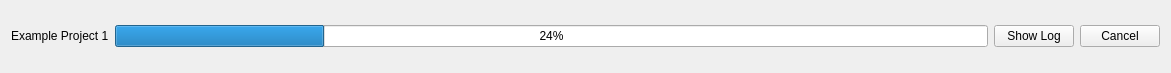
Above: pasta_eln/GUI/dataverse_ui/dataverse_upload_widget_base.ui from PASTA-ELN/pasta-eln before the change. Below: the same form after it.
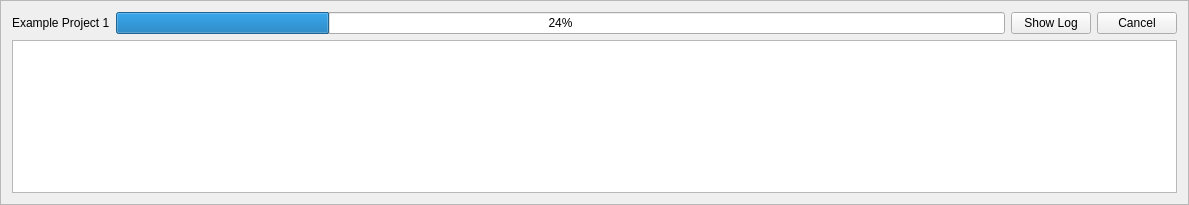
That is the form after the change. Icons and pictures are not drawn.

Commit message: - Modified qt designer UI files for the dataverse upload tool.

Patch:
```diff
--- a/pasta_eln/GUI/dataverse_ui/dataverse_upload_widget_base.ui
+++ b/pasta_eln/GUI/dataverse_ui/dataverse_upload_widget_base.ui
@@ -1,23 +1,28 @@
 <?xml version="1.0" encoding="UTF-8"?>
 <ui version="4.0">
- <class>ProjectUploadForm</class>
- <widget class="QWidget" name="ProjectUploadForm">
-  <property name="enabled">
-   <bool>true</bool>
-  </property>
+ <class>UploadWidgetFrame</class>
+ <widget class="QFrame" name="UploadWidgetFrame">
   <property name="geometry">
    <rect>
     <x>0</x>
     <y>0</y>
-    <width>1171</width>
-    <height>73</height>
+    <width>1189</width>
+    <height>205</height>
    </rect>
   </property>
   <property name="windowTitle">
-   <string>UploadWidget</string>
+   <string>Frame</string>
+  </property>
+  <property name="frameShape">
+   <enum>QFrame::StyledPanel</enum>
+  </property>
+  <property name="frameShadow">
+   <enum>QFrame::Raised</enum>
   </property>
   <layout class="QGridLayout" name="gridLayout">
    <item row="0" column="0">
+    <layout class="QVBoxLayout" name="uploadWidgetMainverticalLayout">
+     <item>
     <layout class="QHBoxLayout" name="uploadWidgetHorizontalLayout">
      <item>
       <widget class="QLabel" name="uploadProjectLabel">
@@ -52,6 +57,27 @@
        <property name="icon">
         <iconset theme="window-close">
          <normaloff>.</normaloff>.</iconset>
+         </property>
+        </widget>
+       </item>
+      </layout>
+     </item>
+     <item>
+      <widget class="QTextEdit" name="logConsoleTextEdit">
+       <property name="enabled">
+        <bool>true</bool>
+       </property>
+       <property name="minimumSize">
+        <size>
+         <width>0</width>
+         <height>150</height>
+        </size>
+       </property>
+       <property name="toolTip">
+        <string>Displays the generated log messages for this particular upload.</string>
+       </property>
+       <property name="readOnly">
+        <bool>true</bool>
        </property>
       </widget>
      </item>
```
Left out of the diff: 12 changed lines with no effect on the pictures. Lines whose indentation alone changed are shown as unchanged. The commit also changes 4 other files.
